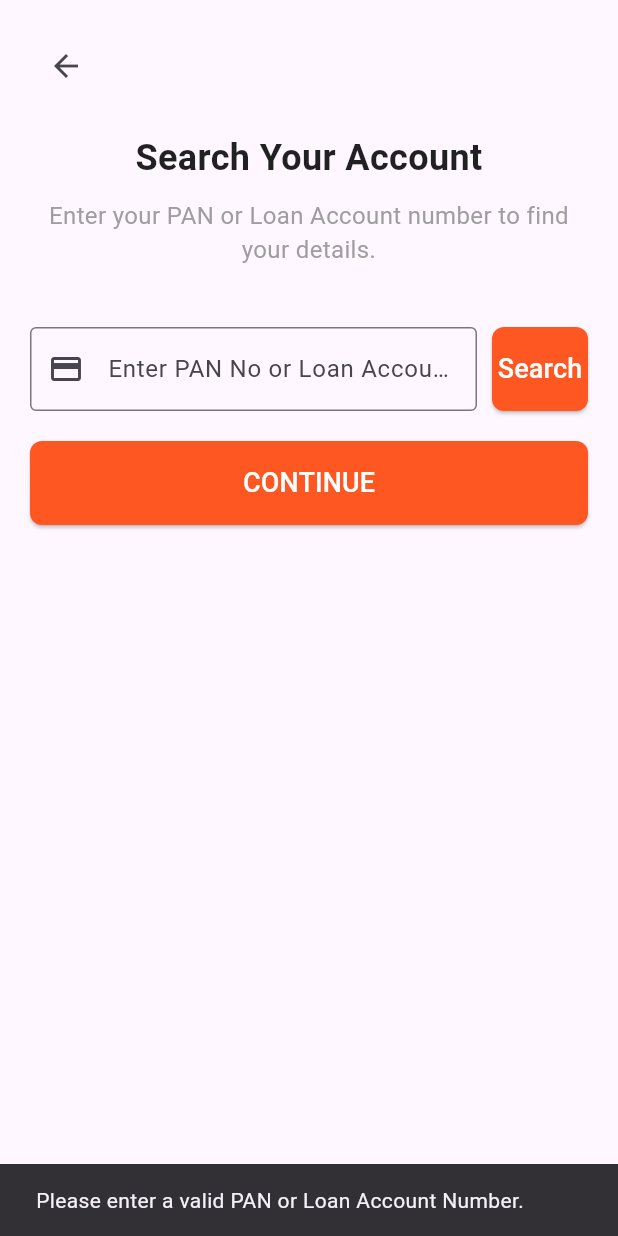
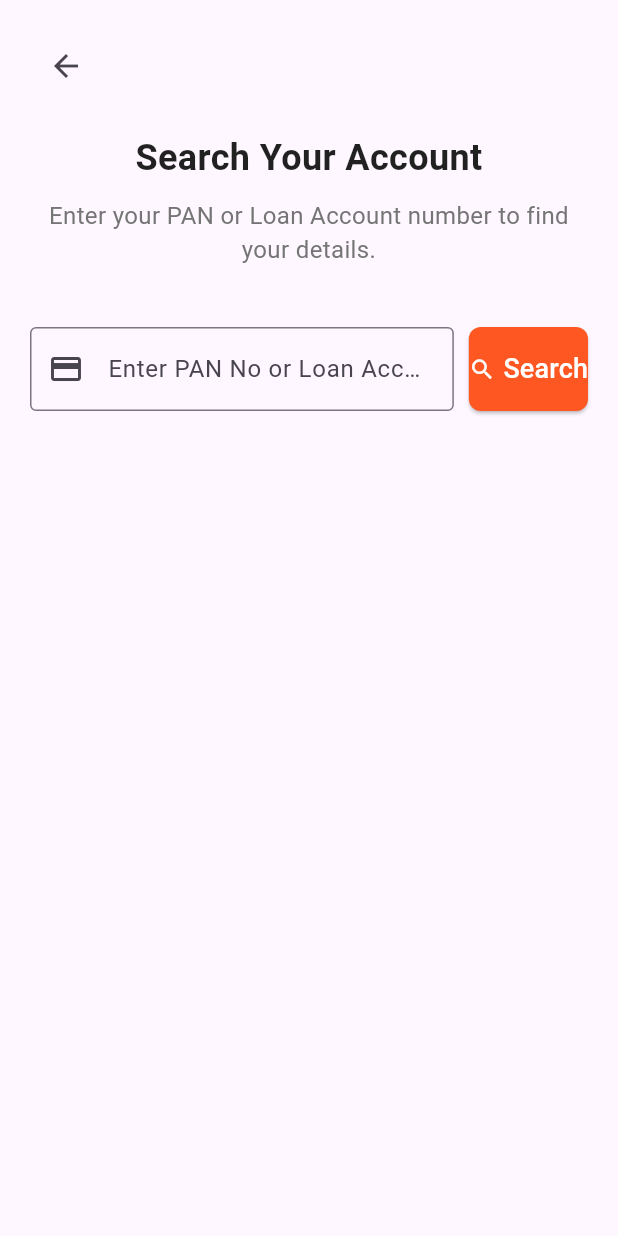
Before and after one commit to ArthanDeveloper/myapp, a Flutter app: the SearchPANScreen screen opened directly, after a tap on "Search", on a phone screen of 412 x 824 dp. Run offline on Flutter 3.47's test engine with Material 3 defaults, Android fonts, the phone set to English and light mode, and no system bars; our stand-ins replace confetti, dio, local_auth, location, pinput, retrofit and 1 more; missing offline and left inert: mobile_number; accounts and stored records are empty; generated files the repository leaves out were written again.

Commit message:
search icon and button changes

```diff
--- a/lib/search_pan_screen.dart
+++ b/lib/search_pan_screen.dart
@@ -1,9 +1,9 @@
 import 'package:flutter/material.dart';
-import 'package:flutter/services.dart';
 import 'package:myapp/select_customer_screen.dart';
 import 'package:myapp/services/api_service.dart'; // Import ApiService
 import 'package:dio/dio.dart'; // Import Dio
 import 'package:flutter/foundation.dart'; // Import for debugPrint
+import 'package:flutter/services.dart';
 
 //Data model for CustomerProfile
 class CustomerProfile {
@@ -36,6 +36,7 @@ class _SearchPANScreenState extends State<SearchPANScreen> {
 
   @override
   void dispose() {
+    _panAccountController.removeListener(_updateSearchType);
     _panAccountController.dispose();
     super.dispose();
   }
@@ -74,11 +75,11 @@ class _SearchPANScreenState extends State<SearchPANScreen> {
           List<dynamic> customersData = response['customersList'];
           // Clear existing list
             _customerList = [];
-
+          setState(() {});
           // Map dynamic list to CustomerProfile objects
           for (var item in customersData) {
             // Map item data using correct keys
-
+         setState(() {
         _customerList.add(
           CustomerProfile(
             name: item['full_name'] ?? 'Name not available',
@@ -86,8 +87,8 @@ class _SearchPANScreenState extends State<SearchPANScreen> {
             id: item['customer_id']?.toString() ?? 'ID not available',
           ),
         );
+         });
           }
-          setState(() {}); // Trigger UI update with the new data
         } else {
           // Display an error if the API response isn't a map with customersList
           ScaffoldMessenger.of(context).showSnackBar(
@@ -106,14 +107,8 @@ class _SearchPANScreenState extends State<SearchPANScreen> {
           _isLoading = false; // Hide loading indicator
         });
       }
-    } else {
-      ScaffoldMessenger.of(context).showSnackBar(
-        const SnackBar(
-            content: Text('Please enter a valid PAN or Loan Account Number.')),
-      );
     }
   }
-
 
   @override
   Widget build(BuildContext context) {
@@ -149,7 +144,7 @@ class _SearchPANScreenState extends State<SearchPANScreen> {
                 textAlign: TextAlign.center,
                 style: TextStyle(
                   fontSize: 16.0,
-                  color: Colors.grey,
+                  color: Colors.grey[600],
                 ),
               ),
               const SizedBox(height: 40.0),
@@ -165,11 +160,11 @@ class _SearchPANScreenState extends State<SearchPANScreen> {
                       ),
                       keyboardType: TextInputType.text, // Could be alphanumeric
                       inputFormatters: [
-                        FilteringTextInputFormatter.digitsOnly,
-                        LengthLimitingTextInputFormatter(10)
+                        LengthLimitingTextInputFormatter(12),
+                        UpperCaseTextFormatter(),
                       ],
                       onChanged: (value) {
-                          _updateSearchType(); // Now it's being called on text changes!
+                        _updateSearchType();
                       },
                     ),
                   ),
@@ -184,9 +179,16 @@ class _SearchPANScreenState extends State<SearchPANScreen> {
                         borderRadius: BorderRadius.circular(8.0),
                       ),
                     ),
-                    child: const Text(
+                    child: const Row(
+                      mainAxisAlignment: MainAxisAlignment.center,
+                      children: <Widget>[
+                        Icon(Icons.search),
+                        SizedBox(width: 5),
+                        Text(
                           'Search',
                           style: TextStyle(fontSize: 18.0),
+                        ),
+                      ],
                     ),
                   ),
                 ],
@@ -199,13 +201,16 @@ class _SearchPANScreenState extends State<SearchPANScreen> {
               // Display Customer List
               if (_customerList.isNotEmpty)
                 Expanded(
+                 child:  Column(
+                 children: [
+                   Expanded(
                       child: ListView.builder(
-                    padding: const EdgeInsets.all(16.0),
+                        padding: const EdgeInsets.all(10.0),
                         itemCount: _customerList.length,
                         itemBuilder: (context, index) {
                           final profile = _customerList[index];
                           return Card(
-                        margin: const EdgeInsets.symmetric(vertical: 8.0),
+                            margin: const EdgeInsets.symmetric(vertical: 5.0),
                             elevation: 2,
                             shape: RoundedRectangleBorder(
                               borderRadius: BorderRadius.circular(12.0),
@@ -216,7 +221,7 @@ class _SearchPANScreenState extends State<SearchPANScreen> {
                                 backgroundColor: Colors.black,
                                 child: Icon(Icons.person, color: Colors.white),
                               ),
-                          title: Text(profile.name,  style: const TextStyle(fontWeight: FontWeight.normal, fontSize: 16)),
+                              title: Text(profile.name, style: const TextStyle(fontWeight: FontWeight.normal, fontSize: 16)),
                               subtitle: Text(profile.maskedMobile),
                             ),
                           );
@@ -241,6 +246,7 @@ class _SearchPANScreenState extends State<SearchPANScreen> {
                       style: TextStyle(fontSize: 18.0),
                     ),
                   ),
+                 ])) else const SizedBox(),
             ],
           ),
         ),
@@ -248,3 +254,13 @@ class _SearchPANScreenState extends State<SearchPANScreen> {
     );
   }
 }
+
+class UpperCaseTextFormatter extends TextInputFormatter {
+  @override
+  TextEditingValue formatEditUpdate(TextEditingValue oldValue, TextEditingValue newValue) {
+    return TextEditingValue(
+      text: newValue.text.toUpperCase(),
+      selection: newValue.selection,
+    );
+  }
+}
```
Lines whose indentation alone changed are shown as unchanged.
